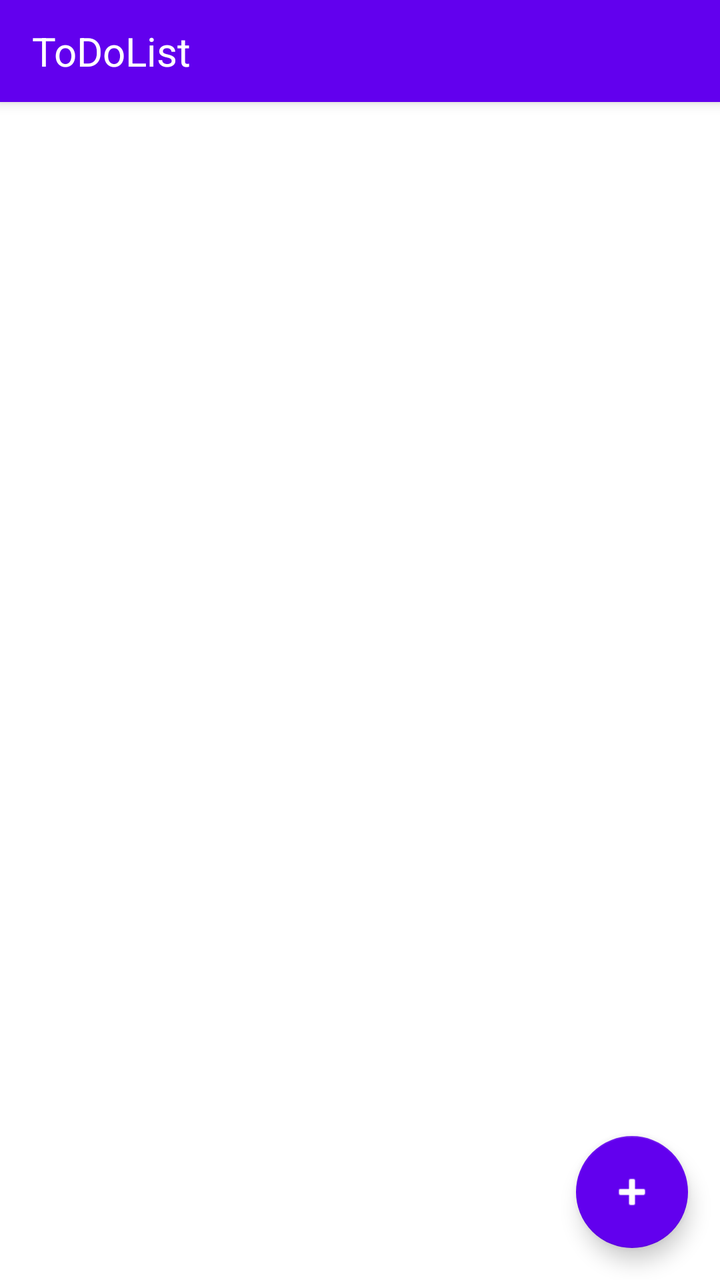
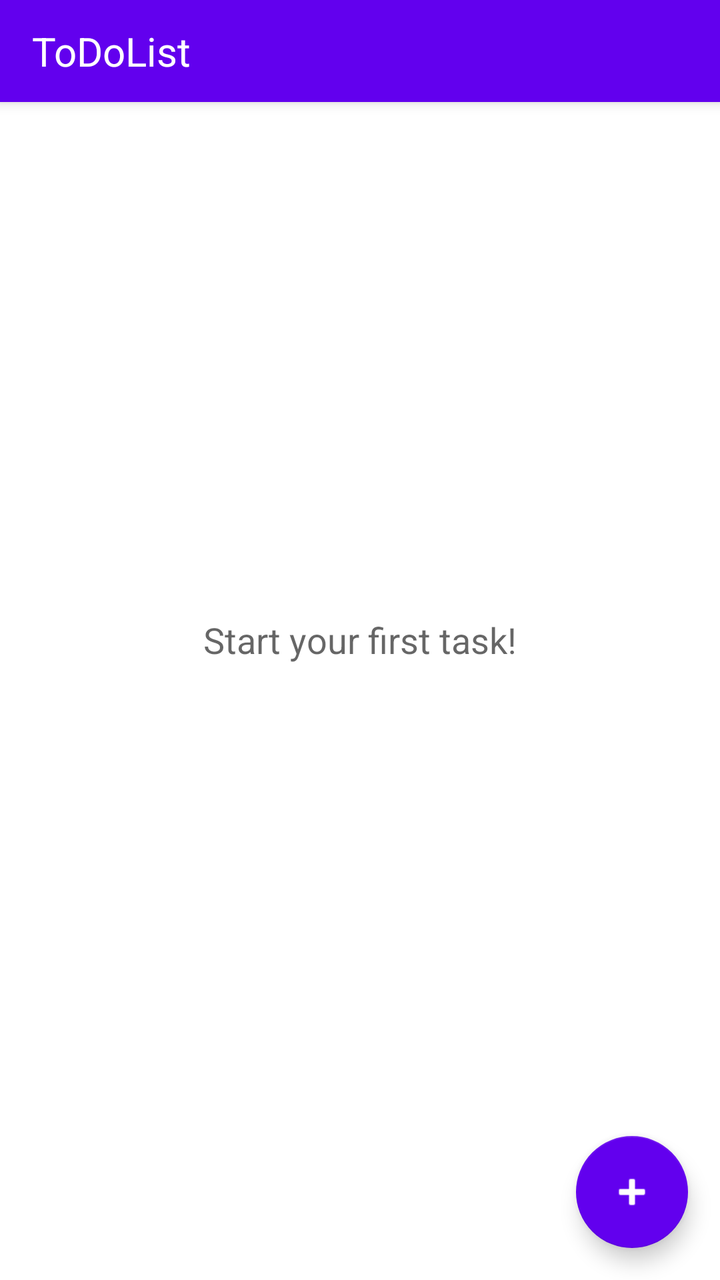

The first picture is an Android layout as it rendered before a commit; the second is the same layout after the commit. The layout source and the unified diff follow.
<!-- AndroidManifest.xml: application theme Theme.ToDoList -->
<!-- res/layout/activity_main.xml -->
<?xml version="1.0" encoding="utf-8"?>
<androidx.coordinatorlayout.widget.CoordinatorLayout
    xmlns:android="http://schemas.android.com/apk/res/android"
    xmlns:app="http://schemas.android.com/apk/res-auto"
    android:layout_width="match_parent"
    android:layout_height="match_parent">

    <com.google.android.material.appbar.AppBarLayout
        android:layout_width="match_parent"
        android:layout_height="wrap_content"
        android:fitsSystemWindows="true">

        <androidx.appcompat.widget.Toolbar
            android:id="@+id/toolbar"
            android:layout_width="match_parent"
            android:layout_height="51dp"
            android:background="?attr/colorPrimary"
            android:theme="@style/ThemeOverlay.AppCompat.Dark.ActionBar"
            app:title="ToDoList"
            app:titleTextAppearance="@style/ToolbarTitle" />

    </com.google.android.material.appbar.AppBarLayout>

    <androidx.recyclerview.widget.RecyclerView
        android:id="@+id/recycler_tasks"
        android:layout_width="match_parent"
        android:layout_height="match_parent"
        android:clipToPadding="false"
        android:padding="8dp"
        app:layout_behavior="@string/appbar_scrolling_view_behavior" />

    <LinearLayout
        android:id="@+id/bottom_bar"
        android:layout_width="match_parent"
        android:layout_height="wrap_content"
        android:layout_gravity="bottom"
        android:background="?attr/colorPrimary"
        android:gravity="center"
        android:orientation="horizontal"
        android:visibility="gone"
        android:padding="8dp">

        <com.google.android.material.button.MaterialButton
            android:id="@+id/btn_delete_selected"
            android:layout_width="0dp"
            android:layout_height="wrap_content"
            android:layout_weight="1"
            android:text="Delete"
            android:textColor="?attr/colorOnPrimary"
            app:icon="@android:drawable/ic_menu_delete"
            app:iconTint="?attr/colorOnPrimary"
            style="@style/Widget.MaterialComponents.Button.TextButton" />

        <com.google.android.material.button.MaterialButton
            android:id="@+id/btn_cancel_select"
            android:layout_width="0dp"
            android:layout_height="wrap_content"
            android:layout_weight="1"
            android:text="Cancel"
            android:textColor="?attr/colorOnPrimary"
            style="@style/Widget.MaterialComponents.Button.TextButton" />

    </LinearLayout>

    <com.google.android.material.floatingactionbutton.FloatingActionButton
        android:id="@+id/fab_add"
        android:layout_width="wrap_content"
        android:layout_height="wrap_content"
        android:layout_gravity="bottom|end"
        android:layout_margin="16dp"
        android:src="@android:drawable/ic_input_add"
        app:backgroundTint="?attr/colorPrimary"
        app:tint="?attr/colorOnPrimary" />

</androidx.coordinatorlayout.widget.CoordinatorLayout>
<!-- resources referenced by this layout -->
<resources>
  <style name="ToolbarTitle" parent="TextAppearance.Widget.AppCompat.Toolbar.Title">
          <item name="android:textSize">20sp</item>
          <item name="android:fontFamily">sans-serif</item>
      </style>
  <style name="Theme.ToDoList" parent="Theme.MaterialComponents.DayNight.NoActionBar">
          
          <item name="colorPrimary">@color/purple_500</item>
          <item name="colorPrimaryVariant">@color/purple_700</item>
          <item name="colorOnPrimary">@color/white</item>
          
          <item name="colorSecondary">@color/teal_200</item>
          <item name="colorSecondaryVariant">@color/teal_700</item>
          <item name="colorOnSecondary">@color/black</item>
          
          <item name="android:statusBarColor">?attr/colorPrimaryVariant</item>
          
          <item name="shapeAppearanceSmallComponent">@style/ShapeAppearance.ToDoList.SmallComponent</item>
          <item name="shapeAppearanceMediumComponent">@style/ShapeAppearance.ToDoList.MediumComponent</item>
  
          <item name="materialCardViewStyle">@style/CardView.ToDoList</item>
  
      </style>
  <color name="purple_500">#FF6200EE</color>
  <color name="purple_700">#FF3700B3</color>
  <color name="white">#FFFFFFFF</color>
  <color name="teal_200">#FF03DAC5</color>
  <color name="teal_700">#FF018786</color>
  <color name="black">#FF000000</color>
  <style name="ShapeAppearance.ToDoList.SmallComponent" parent="ShapeAppearance.MaterialComponents.SmallComponent">
          <item name="cornerFamily">rounded</item>
          <item name="cornerSize">16dp</item>
      </style>
  <style name="ShapeAppearance.ToDoList.MediumComponent" parent="ShapeAppearance.MaterialComponents.MediumComponent">
          <item name="cornerFamily">rounded</item>
          <item name="cornerSize">24dp</item>
      </style>
  <style name="CardView.ToDoList" parent="Widget.MaterialComponents.CardView">
          <item name="cardCornerRadius">16dp</item>
          <item name="cardElevation">4dp</item>
          <item name="strokeWidth">0dp</item>
      </style>
</resources>

<!-- the commit's change to res/layout/activity_main.xml (unified diff, before → after) -->
@@ -28,6 +28,15 @@
         android:clipToPadding="false"
         android:padding="8dp"
         app:layout_behavior="@string/appbar_scrolling_view_behavior" />
+
+    <TextView
+        android:id="@+id/tv_empty"
+        android:layout_width="wrap_content"
+        android:layout_height="wrap_content"
+        android:layout_gravity="center"
+        android:text="Start your first task!"
+        android:textColor="?android:attr/textColorSecondary"
+        android:textSize="18sp" />
 
     <LinearLayout
         android:id="@+id/bottom_bar"
